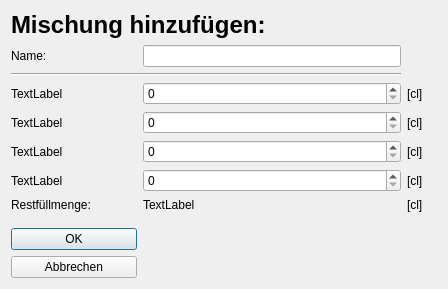
Old version of the form dialog_addmix.ui in the repository McuMirror/automatische_abfuellanlage_RPI.
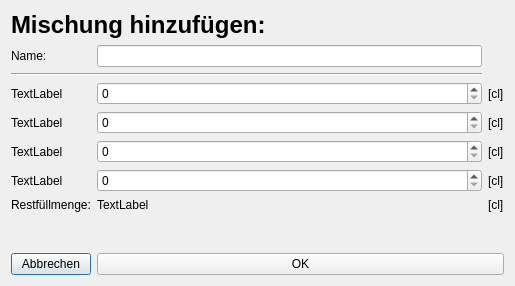
New version of the form.

Patch:
```diff
--- a/dialog_addmix.ui
+++ b/dialog_addmix.ui
@@ -6,46 +6,32 @@
    <rect>
     <x>0</x>
     <y>0</y>
-    <width>448</width>
-    <height>289</height>
+    <width>515</width>
+    <height>286</height>
    </rect>
   </property>
   <property name="windowTitle">
    <string>Dialog</string>
   </property>
-  <layout class="QGridLayout" name="gridLayout">
-   <item row="4" column="0">
-    <widget class="QLabel" name="label_container_2">
+  <layout class="QGridLayout" name="gridLayout_3">
+   <item row="5" column="0">
+    <widget class="QLabel" name="label_container_3">
      <property name="text">
       <string>TextLabel</string>
      </property>
     </widget>
    </item>
-   <item row="0" column="0" colspan="3">
-    <widget class="QLabel" name="label">
-     <property name="font">
-      <font>
-       <pointsize>18</pointsize>
-       <weight>75</weight>
-       <bold>true</bold>
-      </font>
-     </property>
+   <item row="1" column="0">
+    <widget class="QLabel" name="label_2">
      <property name="text">
-      <string>Mischung hinzufügen:</string>
+      <string>Name:</string>
      </property>
     </widget>
    </item>
-   <item row="2" column="0" colspan="3">
-    <widget class="Line" name="line">
-     <property name="orientation">
-      <enum>Qt::Horizontal</enum>
-     </property>
-    </widget>
-   </item>
-   <item row="9" column="0">
-    <widget class="QPushButton" name="pushButton_OK">
+   <item row="7" column="0">
+    <widget class="QLabel" name="label_7">
      <property name="text">
-      <string>OK</string>
+      <string>Restfüllmenge:</string>
      </property>
     </widget>
    </item>
@@ -62,57 +48,8 @@
      </property>
     </spacer>
    </item>
-   <item row="4" column="3">
-    <widget class="QLabel" name="label_4">
-     <property name="maximumSize">
-      <size>
-       <width>30</width>
-       <height>16777215</height>
-      </size>
-     </property>
-     <property name="text">
-      <string>[cl]</string>
-     </property>
-    </widget>
-   </item>
-   <item row="6" column="3">
-    <widget class="QLabel" name="label_6">
-     <property name="maximumSize">
-      <size>
-       <width>30</width>
-       <height>16777215</height>
-      </size>
-     </property>
-     <property name="text">
-      <string>[cl]</string>
-     </property>
-    </widget>
-   </item>
-   <item row="3" column="3">
-    <widget class="QLabel" name="label_3">
-     <property name="maximumSize">
-      <size>
-       <width>30</width>
-       <height>16777215</height>
-      </size>
-     </property>
-     <property name="text">
-      <string>[cl]</string>
-     </property>
-    </widget>
-   </item>
-   <item row="6" column="0">
-    <widget class="QLabel" name="label_container_4">
-     <property name="text">
-      <string>TextLabel</string>
-     </property>
-    </widget>
-   </item>
-   <item row="5" column="1" colspan="2">
-    <widget class="QSpinBox" name="spinBox_container_3"/>
-   </item>
-   <item row="5" column="0">
-    <widget class="QLabel" name="label_container_3">
+   <item row="3" column="0">
+    <widget class="QLabel" name="label_container_1">
      <property name="text">
       <string>TextLabel</string>
      </property>
@@ -125,30 +62,66 @@
      </property>
     </widget>
    </item>
-   <item row="1" column="0">
-    <widget class="QLabel" name="label_2">
-     <property name="text">
-      <string>Name:</string>
-     </property>
-    </widget>
-   </item>
-   <item row="3" column="0">
-    <widget class="QLabel" name="label_container_1">
-     <property name="text">
-      <string>TextLabel</string>
-     </property>
-    </widget>
-   </item>
-   <item row="6" column="1" colspan="2">
-    <widget class="QSpinBox" name="spinBox_container_4"/>
-   </item>
-   <item row="1" column="1" colspan="2">
+   <item row="1" column="1">
     <widget class="QLineEdit" name="lineEdit_name"/>
    </item>
-   <item row="3" column="1" colspan="2">
-    <widget class="QSpinBox" name="spinBox_container_1"/>
+   <item row="3" column="2">
+    <widget class="QLabel" name="label_3">
+     <property name="maximumSize">
+      <size>
+       <width>30</width>
+       <height>16777215</height>
+      </size>
+     </property>
+     <property name="text">
+      <string>[cl]</string>
+     </property>
+    </widget>
    </item>
-   <item row="5" column="3">
+   <item row="5" column="1">
+    <widget class="QSpinBox" name="spinBox_container_3"/>
+   </item>
+   <item row="10" column="1" colspan="2">
+    <widget class="QPushButton" name="pushButton_OK">
+     <property name="text">
+      <string>OK</string>
+     </property>
+    </widget>
+   </item>
+   <item row="7" column="2">
+    <widget class="QLabel" name="label_9">
+     <property name="maximumSize">
+      <size>
+       <width>30</width>
+       <height>16777215</height>
+      </size>
+     </property>
+     <property name="text">
+      <string>[cl]</string>
+     </property>
+    </widget>
+   </item>
+   <item row="6" column="2">
+    <widget class="QLabel" name="label_6">
+     <property name="maximumSize">
+      <size>
+       <width>30</width>
+       <height>16777215</height>
+      </size>
+     </property>
+     <property name="text">
+      <string>[cl]</string>
+     </property>
+    </widget>
+   </item>
+   <item row="6" column="0">
+    <widget class="QLabel" name="label_container_4">
+     <property name="text">
+      <string>TextLabel</string>
+     </property>
+    </widget>
+   </item>
+   <item row="5" column="2">
     <widget class="QLabel" name="label_5">
      <property name="maximumSize">
       <size>
@@ -161,33 +134,60 @@
      </property>
     </widget>
    </item>
-   <item row="4" column="1" colspan="2">
+   <item row="4" column="0">
+    <widget class="QLabel" name="label_container_2">
+     <property name="text">
+      <string>TextLabel</string>
+     </property>
+    </widget>
+   </item>
+   <item row="4" column="2">
+    <widget class="QLabel" name="label_4">
+     <property name="maximumSize">
+      <size>
+       <width>30</width>
+       <height>16777215</height>
+      </size>
+     </property>
+     <property name="text">
+      <string>[cl]</string>
+     </property>
+    </widget>
+   </item>
+   <item row="3" column="1">
+    <widget class="QSpinBox" name="spinBox_container_1"/>
+   </item>
+   <item row="0" column="0" colspan="2">
+    <widget class="QLabel" name="label">
+     <property name="font">
+      <font>
+       <pointsize>18</pointsize>
+       <weight>75</weight>
+       <bold>true</bold>
+      </font>
+     </property>
+     <property name="text">
+      <string>Mischung hinzufügen:</string>
+     </property>
+    </widget>
+   </item>
+   <item row="4" column="1">
     <widget class="QSpinBox" name="spinBox_container_2"/>
    </item>
-   <item row="7" column="0">
-    <widget class="QLabel" name="label_7">
-     <property name="text">
-      <string>Restfüllmenge:</string>
-     </property>
-    </widget>
+   <item row="6" column="1">
+    <widget class="QSpinBox" name="spinBox_container_4"/>
    </item>
-   <item row="7" column="1" colspan="2">
+   <item row="7" column="1">
     <widget class="QLabel" name="label_diff">
      <property name="text">
       <string>TextLabel</string>
      </property>
     </widget>
    </item>
-   <item row="7" column="3">
-    <widget class="QLabel" name="label_9">
-     <property name="maximumSize">
-      <size>
-       <width>30</width>
-       <height>16777215</height>
-      </size>
-     </property>
-     <property name="text">
-      <string>[cl]</string>
+   <item row="2" column="0" colspan="2">
+    <widget class="Line" name="line">
+     <property name="orientation">
+      <enum>Qt::Horizontal</enum>
      </property>
     </widget>
    </item>
```
